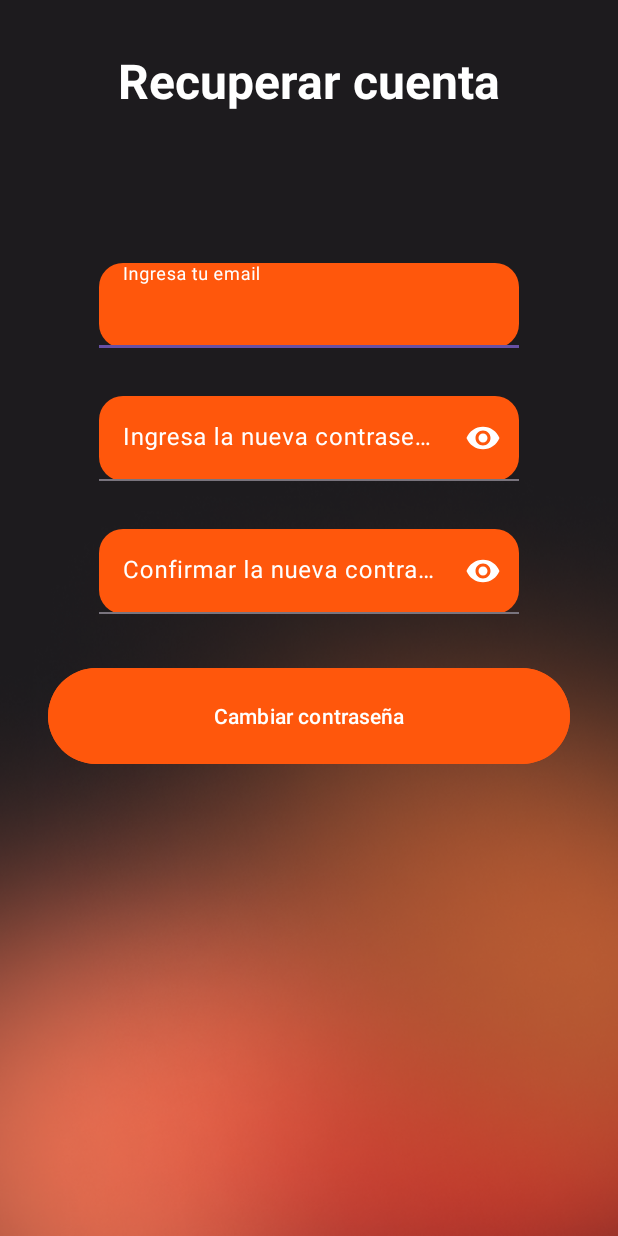
After one commit to egoitz-ehu/ParkingELadron, an Android app: the ForgotPasswordActivity screen opened directly, with no data from a screen before it, on a phone screen of 412 x 824 dp. The commit adds this screen. Run offline under Robolectric (Android 15) with nearby library versions, the phone set to English and light mode, and no system bars.

Commit message:
Cambiar contraseña GUI

```diff
--- a/app/src/main/AndroidManifest.xml
+++ b/app/src/main/AndroidManifest.xml
@@ -12,6 +12,12 @@
         android:supportsRtl="true"
         android:theme="@style/Theme.ParkingELadron"
         tools:targetApi="31">
+        <activity
+            android:name=".view.activity.ChangePasswordActivity"
+            android:exported="false" />
+        <activity
+            android:name=".view.activity.ForgotPasswordActivity"
+            android:exported="false" />
         <activity
             android:name=".view.activity.MainActivity"
             android:exported="false" />
--- /dev/null
+++ b/app/src/main/java/com/lksnext/ParkingELadron/view/activity/ForgotPasswordActivity.java
@@ -0,0 +1,24 @@
+package com.lksnext.ParkingELadron.view.activity;
+
+import android.os.Bundle;
+
+import androidx.activity.EdgeToEdge;
+import androidx.appcompat.app.AppCompatActivity;
+import androidx.core.graphics.Insets;
+import androidx.core.view.ViewCompat;
+import androidx.core.view.WindowInsetsCompat;
+
+import com.lksnext.ParkingELadron.R;
+import com.lksnext.ParkingELadron.databinding.ActivityForgotPasswordBinding;
+
+public class ForgotPasswordActivity extends AppCompatActivity {
+
+    private ActivityForgotPasswordBinding binding;
+
+    @Override
+    protected void onCreate(Bundle savedInstanceState) {
+        super.onCreate(savedInstanceState);
+        binding = ActivityForgotPasswordBinding.inflate(getLayoutInflater());
+        setContentView(binding.getRoot());
+    }
+}
--- /dev/null
+++ b/app/src/main/res/layout/activity_forgot_password.xml
@@ -0,0 +1,111 @@
+<?xml version="1.0" encoding="utf-8"?>
+<androidx.constraintlayout.widget.ConstraintLayout xmlns:android="http://schemas.android.com/apk/res/android"
+    xmlns:app="http://schemas.android.com/apk/res-auto"
+    xmlns:tools="http://schemas.android.com/tools"
+    android:id="@+id/main"
+    android:layout_width="match_parent"
+    android:layout_height="match_parent"
+    tools:context=".view.activity.ForgotPasswordActivity"
+    android:background="@drawable/forgot_bg">
+
+    <TextView
+        android:id="@+id/tvTitle"
+        android:layout_width="wrap_content"
+        android:layout_height="wrap_content"
+        app:layout_constraintTop_toTopOf="parent"
+        app:layout_constraintStart_toStartOf="parent"
+        app:layout_constraintEnd_toEndOf="parent"
+        android:layout_margin="32dp"
+        android:textColor="@color/white"
+        android:textSize="32sp"
+        android:textStyle="bold"
+        android:text="@string/forgot_title"
+        />
+
+    <com.google.android.material.textfield.TextInputLayout
+        android:id="@+id/email"
+        android:layout_width="280dp"
+        android:layout_height="wrap_content"
+        android:layout_marginTop="100dp"
+        android:hint="@string/login_email"
+        android:inputType="text"
+        android:textColorHint="@color/white"
+        app:layout_constraintEnd_toEndOf="parent"
+        app:layout_constraintStart_toStartOf="parent"
+        app:layout_constraintTop_toBottomOf="@id/tvTitle"
+        app:boxBackgroundMode="filled"
+        app:hintTextColor="@color/white"
+        >
+
+        <com.google.android.material.textfield.TextInputEditText
+            android:id="@+id/emailText"
+            android:layout_width="match_parent"
+            android:layout_height="wrap_content"
+            android:background="@drawable/rounded_textinput"
+            android:textColor="@color/white"/>
+    </com.google.android.material.textfield.TextInputLayout>
+
+    <com.google.android.material.textfield.TextInputLayout
+        android:id="@+id/newPass"
+        android:layout_width="280dp"
+        android:layout_height="wrap_content"
+        android:layout_marginTop="32dp"
+        android:hint="@string/forgot_newPass"
+        android:textColorHint="@color/white"
+        app:endIconMode="password_toggle"
+        app:endIconTint="@color/white"
+        app:layout_constraintEnd_toEndOf="parent"
+        app:layout_constraintStart_toStartOf="parent"
+        app:layout_constraintTop_toBottomOf="@id/email"
+        app:boxBackgroundMode="filled"
+        app:hintTextColor="@color/white"
+        android:inputType="textEmailAddress">
+
+        <com.google.android.material.textfield.TextInputEditText
+            android:id="@+id/passText"
+            android:layout_width="match_parent"
+            android:layout_height="wrap_content"
+            android:background="@drawable/rounded_textinput"
+            android:textColor="@color/white"
+            android:inputType="textPassword"/>
+    </com.google.android.material.textfield.TextInputLayout>
+
+    <com.google.android.material.textfield.TextInputLayout
+        android:id="@+id/newPassConfirm"
+        android:layout_width="280dp"
+        android:layout_height="wrap_content"
+        android:layout_marginTop="32dp"
+        android:hint="@string/forgot_newPassConfirm"
+        android:textColorHint="@color/white"
+        app:endIconMode="password_toggle"
+        app:endIconTint="@color/white"
+        app:layout_constraintEnd_toEndOf="parent"
+        app:layout_constraintStart_toStartOf="parent"
+        app:layout_constraintTop_toBottomOf="@id/newPass"
+        app:boxBackgroundMode="filled"
+        app:hintTextColor="@color/white"
+        android:inputType="textEmailAddress">
+
+        <com.google.android.material.textfield.TextInputEditText
+            android:id="@+id/passTextConfirm"
+            android:layout_width="match_parent"
+            android:layout_height="wrap_content"
+            android:background="@drawable/rounded_textinput"
+            android:textColor="@color/white"
+            android:inputType="textPassword"/>
+    </com.google.android.material.textfield.TextInputLayout>
+
+    <com.google.android.material.button.MaterialButton
+        android:id="@+id/btnEnter"
+        android:layout_width="match_parent"
+        android:layout_height="72dp"
+        android:text="@string/forgot_change"
+        app:layout_constraintTop_toBottomOf="@+id/newPassConfirm"
+        app:layout_constraintStart_toStartOf="parent"
+        app:layout_constraintEnd_toEndOf="parent"
+        android:backgroundTint="@color/mainOrange"
+        android:layout_margin="32dp"
+        app:cornerRadius="32dp"
+        android:textColor="@color/white"/>
+
+</androidx.constraintlayout.widget.ConstraintLayout>
--- a/app/src/main/res/values/strings.xml
+++ b/app/src/main/res/values/strings.xml
@@ -43,4 +43,11 @@
     <string name="perfil_surname">Apellido:</string>
     <string name="perfil_email">Email:</string>
     <string name="perfil_change">Cambiar la contraseña</string>
+
+    <string name="forgot_title">Recuperar cuenta</string>
+    <string name="forgot_newPass">Ingresa la nueva contraseña</string>
+    <string name="forgot_newPassConfirm">Confirmar la nueva contraseña</string>
+    <string name="forgot_change">Cambiar contraseña</string>
+
+    <string name="change_title">Cambiar contraseña</string>
 </resources>
```
Also changed, not shown: app/src/main/java/com/lksnext/ParkingELadron/view/activity/ChangePasswordActivity.java (added, +24 -0 lines), app/src/main/res/layout/activity_change_password.xml (added, +88 -0 lines), app/src/main/res/drawable/change_bg.png (added), app/src/main/res/drawable/forgot_bg.png (added).
